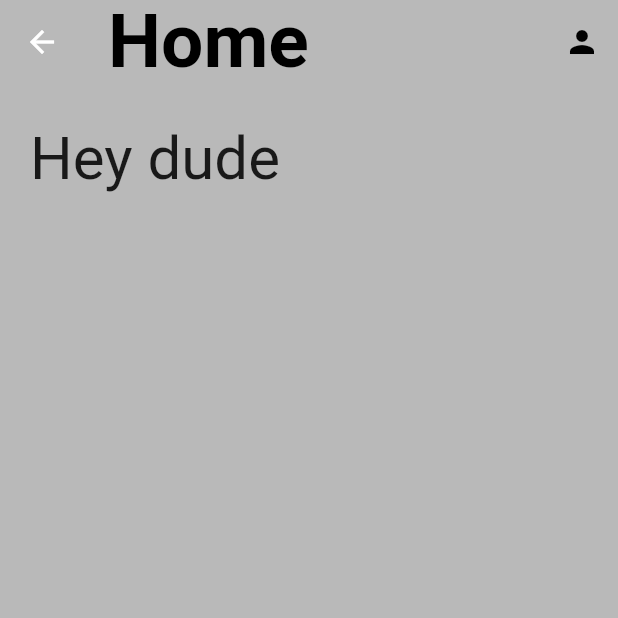
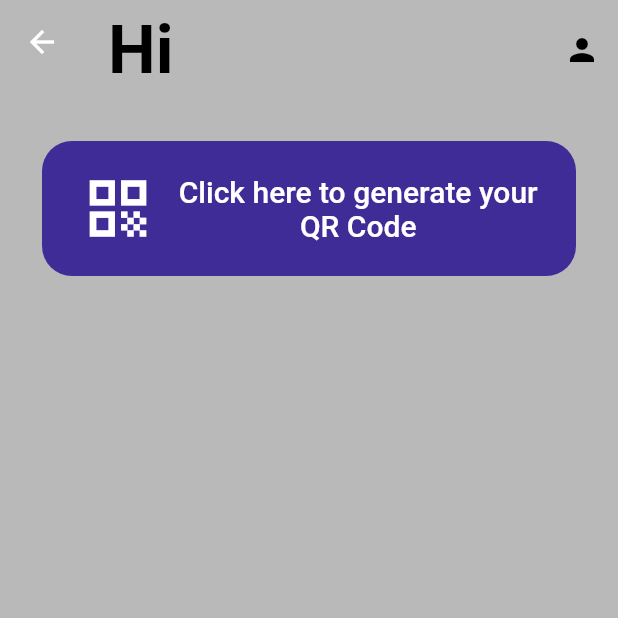
Before and after one commit to kvu-kuruppu/lockery_app, a Flutter app: the MainScreen screen opened by its route, on a phone screen of 412 x 824 dp, the top half of it. Run offline on Flutter 3.47's test engine with Material 2 defaults, Android fonts, the phone set to English and light mode, and no system bars; our stand-ins replace firebase_auth, firebase_core, qr_flutter; accounts and stored records are empty.

Commit message:
added dummy qr code

```diff
--- a/lib/constants/routes.dart
+++ b/lib/constants/routes.dart
@@ -1,3 +1,4 @@
 const loginRoute = '/login';
 const registerRoute = '/register';
 const mainRoute = '/main';
+const qrRoute = '/qr';
--- a/lib/main.dart
+++ b/lib/main.dart
@@ -2,6 +2,7 @@ import 'package:flutter/material.dart';
 import 'package:lockery_app/constants/routes.dart';
 import 'package:lockery_app/screens/login_view.dart';
 import 'package:lockery_app/screens/main_screen.dart';
+import 'package:lockery_app/screens/qr_code.dart';
 import 'package:lockery_app/screens/register_view.dart';
 import 'package:lockery_app/utils/home_pg.dart';
 
@@ -15,6 +16,7 @@ void main() {
         loginRoute: (context) => const LoginView(),
         registerRoute: (context) => const RegisterView(),
         mainRoute: (context) => const MainScreen(),
+        qrRoute: (context) => const QRCodeScreen(),
       },
       debugShowCheckedModeBanner: false,
     ),
--- a/lib/screens/main_screen.dart
+++ b/lib/screens/main_screen.dart
@@ -1,4 +1,5 @@
 import 'package:flutter/material.dart';
+import 'package:lockery_app/constants/routes.dart';
 import 'package:lockery_app/enums/menu_actions.dart';
 import 'package:lockery_app/services/auth/auth_service.dart';
 import 'dart:developer' as devtools show log;
@@ -42,13 +43,22 @@ class _MainScreenState extends State<MainScreen> {
                 ),
               ];
             }),
-            icon: const Icon(Icons.person, color: Colors.black),
+            icon: const Padding(
+              padding: EdgeInsets.only(top: 10),
+              child: Icon(Icons.person, color: Colors.black),
+            ),
           )
         ],
-        title: const Text(
-          'Home',
-          style: TextStyle(
-              fontSize: 50, fontWeight: FontWeight.bold, color: Colors.black),
+        title: const Padding(
+          padding: EdgeInsets.only(top: 10),
+          child: Text(
+            'Hi',
+            style: TextStyle(
+              fontSize: 45,
+              fontWeight: FontWeight.bold,
+              color: Colors.black,
+            ),
+          ),
         ),
         elevation: 0,
         backgroundColor: const Color.fromARGB(255, 185, 185, 185),
@@ -56,15 +66,51 @@ class _MainScreenState extends State<MainScreen> {
       body: ListView(
         children: [
           Container(
-            height: 100,
             padding: const EdgeInsets.symmetric(
               horizontal: 20,
+              vertical: 30,
             ),
-            child: Row(
-              children: const [
-                Text(
-                  'Hey dude',
-                  style: TextStyle(fontSize: 40),
+            child: Column(
+              mainAxisSize: MainAxisSize.min,
+              children: [
+                TextButton(
+                  onPressed: () {
+                    Navigator.of(context).pushNamed(qrRoute);
+                  },
+                  child: Container(
+                    padding: const EdgeInsets.fromLTRB(10, 20, 10, 20),
+                    decoration: BoxDecoration(
+                        color: const Color.fromARGB(255, 64, 44, 151),
+                        borderRadius: BorderRadius.circular(20)),
+                    child: Row(
+                      mainAxisAlignment: MainAxisAlignment.spaceEvenly,
+                      children: [
+                        const Icon(
+                          Icons.qr_code,
+                          size: 50,
+                          color: Colors.white,
+                        ),
+                        Column(
+                          children: const [
+                            Text(
+                              'Click here to generate your',
+                              style: TextStyle(
+                                fontSize: 20,
+                                color: Colors.white,
+                              ),
+                            ),
+                            Text(
+                              'QR Code',
+                              style: TextStyle(
+                                fontSize: 20,
+                                color: Colors.white,
+                              ),
+                            ),
+                          ],
+                        ),
+                      ],
+                    ),
+                  ),
                 ),
               ],
             ),
--- a/pubspec.yaml
+++ b/pubspec.yaml
@@ -39,6 +39,7 @@ dependencies:
   firebase_auth: ^3.8.0
   cloud_firestore: ^3.4.7
   firebase_analytics: ^9.3.4
+  qr_flutter: ^4.0.0
 
 dev_dependencies:
   flutter_test:
```
Also changed, not shown: lib/screens/qr_code.dart (added, +63 -0 lines), lib/screens/register_view.dart (+8 -10 lines), pubspec.lock.
